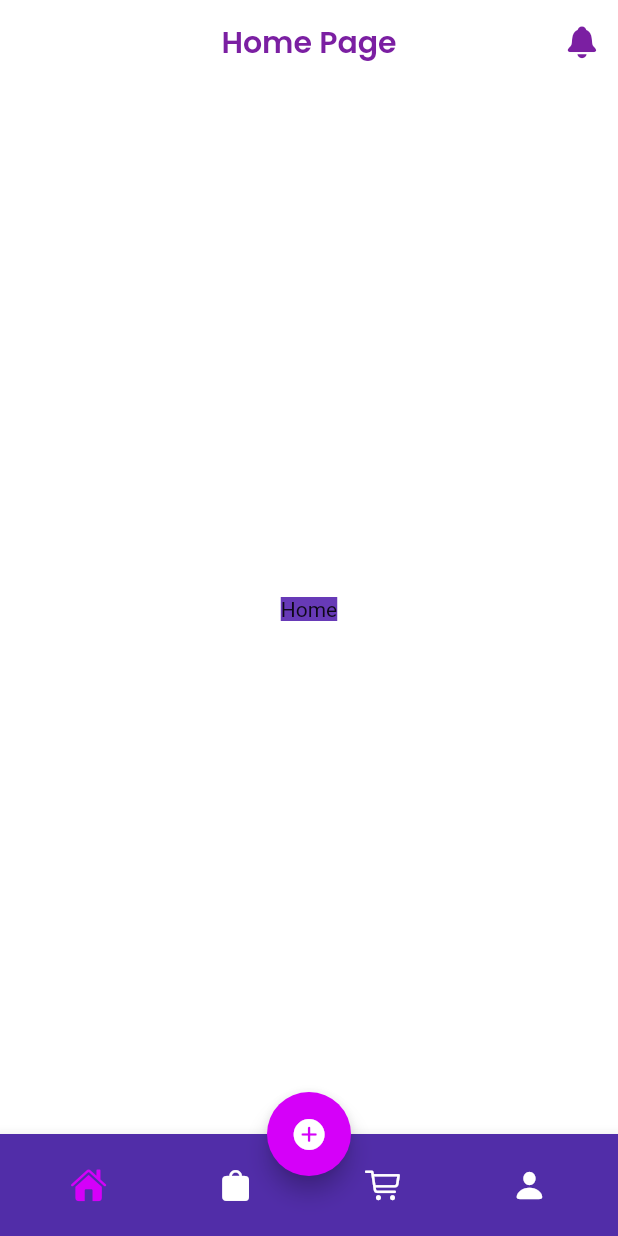
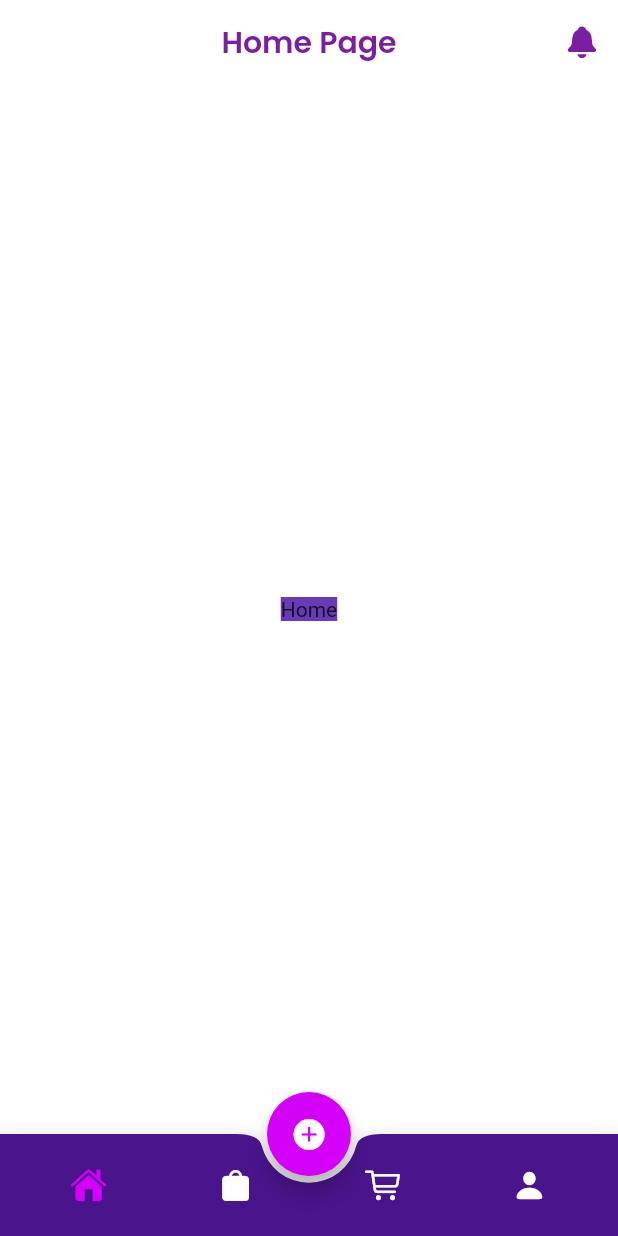
Before and after one commit to ozaenzenzen/flutter-fam-ui4, a Flutter app: the screen it shows after launch, on a phone screen of 412 x 824 dp. Run offline on Flutter 3.47's test engine with Material 2 defaults, Android fonts, the phone set to English and light mode, and no system bars; our stand-ins replace flutter_screenutil, get, google_fonts.

Commit message:
update main page

```diff
--- a/lib/mainpage.dart
+++ b/lib/mainpage.dart
@@ -1,5 +1,6 @@
 import 'package:flutter/cupertino.dart';
 import 'package:flutter/material.dart';
+import 'package:flutter_fam_ui4/data/page.dart';
 import 'package:flutter_fam_ui4/page/cart.dart';
 import 'package:flutter_fam_ui4/page/home.dart';
 import 'package:flutter_fam_ui4/page/profile.dart';
@@ -12,12 +13,7 @@ class MainPage extends StatefulWidget {
 }
 
 class _MainPageState extends State<MainPage> {
-  List<Widget> page = [
-    HomePage(),
-    CartPage(),
-    ProfilePage(),
-    ShopPage(),
-  ];
+  DataPage dataPage = DataPage();
 
   bool pageColor = true;
   bool isActive = false;
@@ -29,7 +25,7 @@ class _MainPageState extends State<MainPage> {
   int nowPage = 0;
   @override
   Widget build(BuildContext context) {
-    print(nowPage);
+    // print(nowPage);
     return Scaffold(
       backgroundColor: Colors.white,
       appBar: AppBar(
@@ -56,7 +52,7 @@ class _MainPageState extends State<MainPage> {
         ],
       ),
       body: PageView(
-        children: page,
+        children: dataPage.page,
         controller: controller,
         physics: BouncingScrollPhysics(),
         onPageChanged: (page) {
@@ -77,60 +73,84 @@ class _MainPageState extends State<MainPage> {
         ),
       ),
       bottomNavigationBar: BottomAppBar(
+        notchMargin: 4.5,
+        color: Colors.purple[900],
+        shape: CircularNotchedRectangle(),
         child: Container(
-          padding: EdgeInsets.symmetric(vertical: 10, horizontal: 10),
-          decoration: BoxDecoration(
-            color: Colors.deepPurple[700],
+          padding: EdgeInsets.symmetric(
+            vertical: 10,
+            horizontal: 10,
           ),
+          color: Colors.transparent,
           child: Row(
             mainAxisAlignment: MainAxisAlignment.spaceAround,
             children: [
               IconButton(
                 onPressed: () {
                   setState(() {
-                    controller.jumpToPage(0);
+                    controller.animateToPage(
+                      0,
+                      duration: Duration(milliseconds: 500),
+                      curve: Curves.decelerate,
+                    );
                     nowPage = 0;
                   });
                 },
                 icon: Icon(
                   CupertinoIcons.house_fill,
-                  color: (nowPage == 0) ? Colors.purpleAccent[400] : Colors.white,
+                  color:
+                      (nowPage == 0) ? Colors.purpleAccent[400] : Colors.white,
                 ),
               ),
               IconButton(
                 onPressed: () {
                   setState(() {
-                    controller.jumpToPage(1);
+                    controller.animateToPage(
+                      1,
+                      duration: Duration(milliseconds: 500),
+                      curve: Curves.decelerate,
+                    );
                     nowPage = 1;
                   });
                 },
                 icon: Icon(
                   CupertinoIcons.bag_fill,
-                  color: (nowPage == 1) ? Colors.purpleAccent[400] : Colors.white,
+                  color:
+                      (nowPage == 1) ? Colors.purpleAccent[400] : Colors.white,
                 ),
               ),
               IconButton(
                 onPressed: () {
                   setState(() {
-                    controller.jumpToPage(2);
+                    controller.animateToPage(
+                      2,
+                      duration: Duration(milliseconds: 500),
+                      curve: Curves.decelerate,
+                    );
                     nowPage = 2;
                   });
                 },
                 icon: Icon(
                   CupertinoIcons.shopping_cart,
-                  color: (nowPage == 2) ? Colors.purpleAccent[400] : Colors.white,
+                  color:
+                      (nowPage == 2) ? Colors.purpleAccent[400] : Colors.white,
                 ),
               ),
               IconButton(
                 onPressed: () {
                   setState(() {
-                    controller.jumpToPage(3);
+                    controller.animateToPage(
+                      3,
+                      duration: Duration(milliseconds: 500),
+                      curve: Curves.decelerate,
+                    );
                     nowPage = 3;
                   });
                 },
                 icon: Icon(
                   CupertinoIcons.person_fill,
-                  color: (nowPage == 3) ? Colors.purpleAccent[400] : Colors.white,
+                  color:
+                      (nowPage == 3) ? Colors.purpleAccent[400] : Colors.white,
                 ),
               ),
             ],
```
